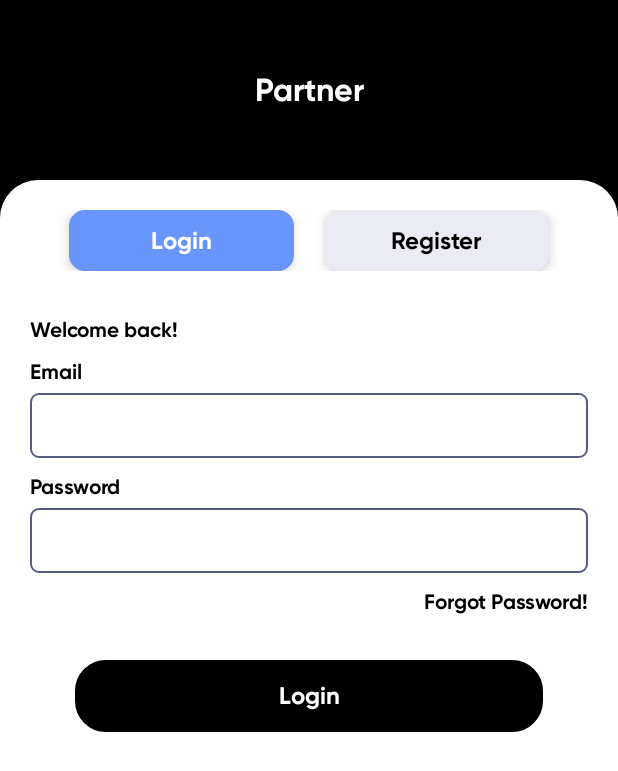
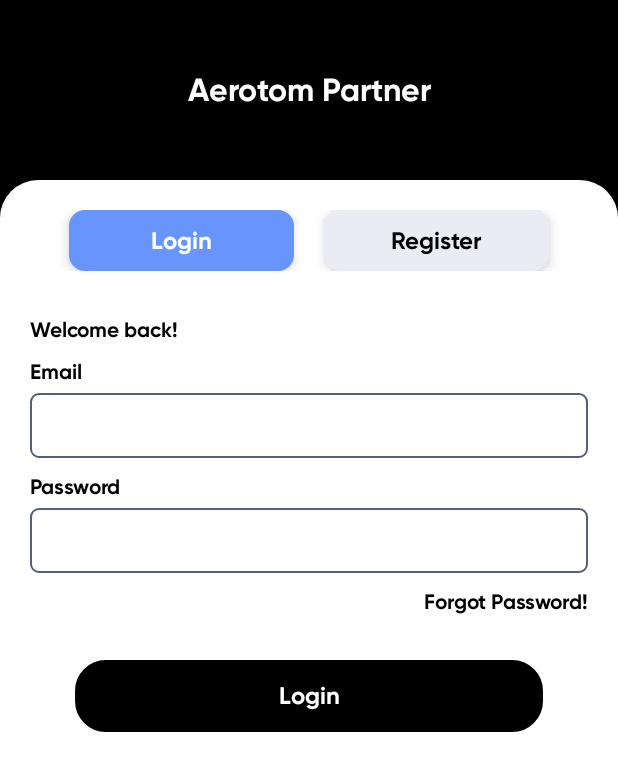
Before and after one commit to Deepaksrivastava123/AerotomPartner, an Android app: the screen it shows after launch (LoginActivity), on a phone screen of 412 x 824 dp. Shown: the top 771 px of the screen. Run offline under Robolectric (Android 15) with nearby library versions, the phone set to English and light mode, and no system bars; our stand-ins replace ButterKnife; libraries missing offline, so code that uses them is left out: com.onesignal; 1 statement that could not run was skipped.

Commit message:
app icon and name changed

```diff
--- a/app/src/main/AndroidManifest.xml
+++ b/app/src/main/AndroidManifest.xml
@@ -18,7 +18,7 @@
     <application
         android:name="com.aerotom.partner.MyApplication"
         android:allowBackup="true"
-        android:icon="@mipmap/ic_launcher"
+        android:icon="@drawable/applogo"
         android:label="@string/app_name"
         android:supportsRtl="true"
         android:theme="@style/Theme.TownClap"
--- a/app/src/main/res/values/strings.xml
+++ b/app/src/main/res/values/strings.xml
@@ -1,5 +1,5 @@
 <resources>
-    <string name="app_name">Partner</string>
+    <string name="app_name">Aerotom Partner</string>
 
     <string name="login">Login</string>
     <string name="register">Register</string>
```
